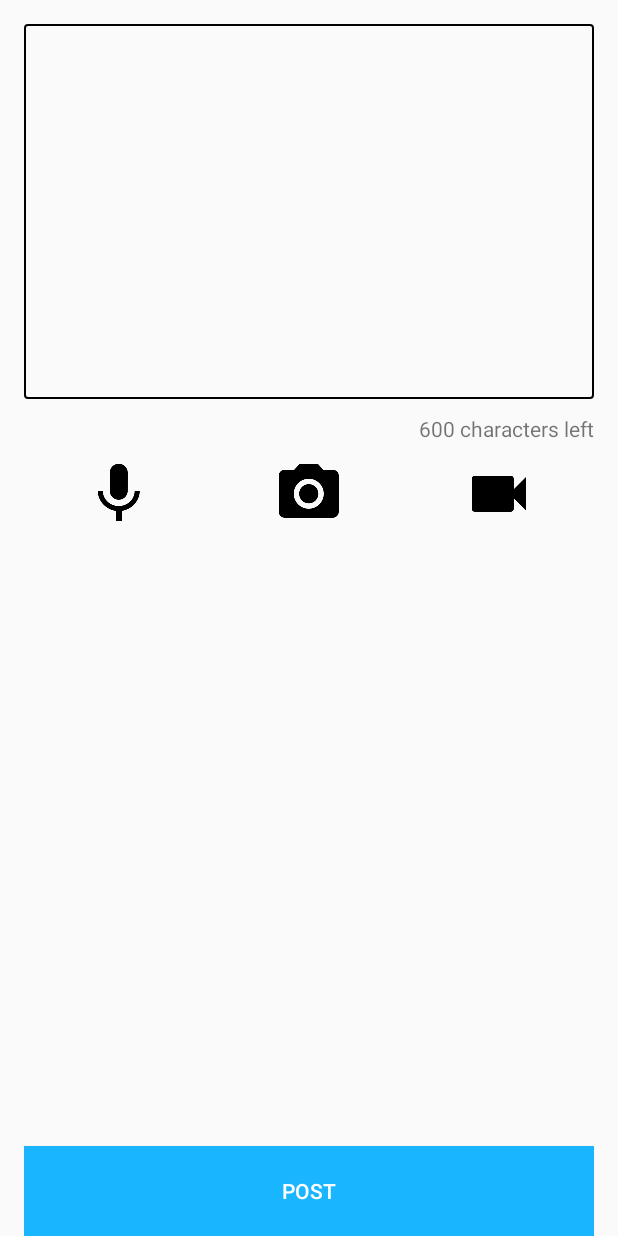
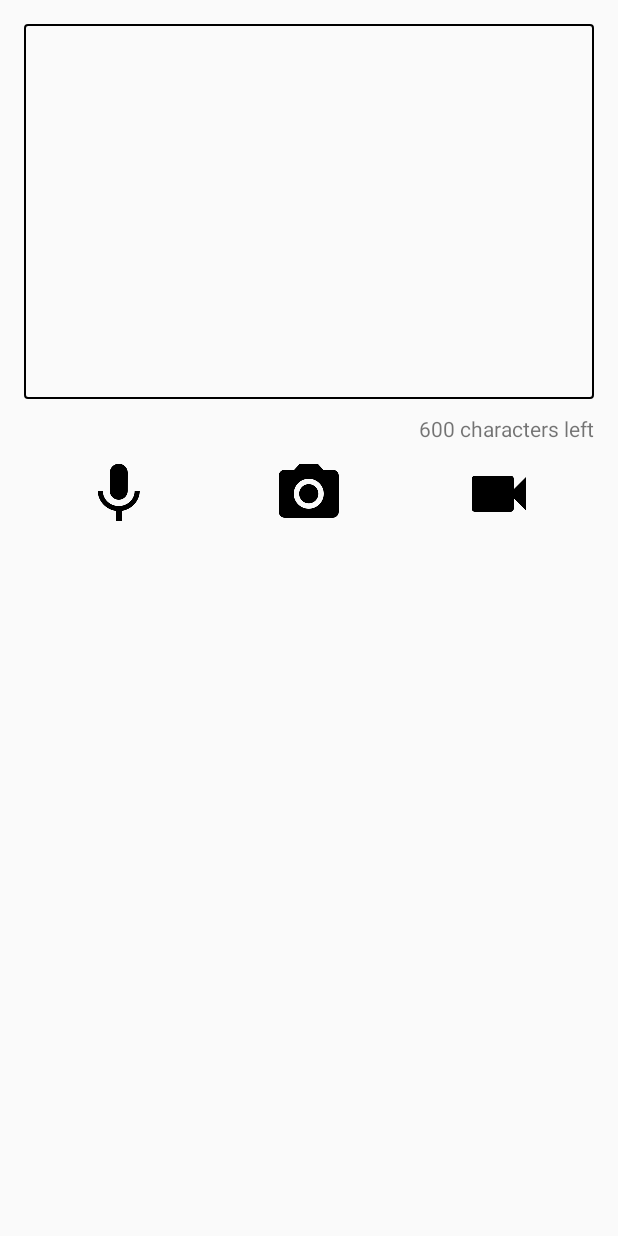
Before and after one commit to ivegner/Thoughts, an Android app: the layout activity_post.xml on its own in the app's theme, with its tools: preview values and no code run, on a phone screen of 412 x 824 dp. Run offline under Robolectric (Android 15) with nearby library versions, the phone set to English and light mode, and no system bars.

Commit message:
Delete POST button, add Send button in ActionBar

```diff
--- a/app/src/main/res/layout/activity_post.xml
+++ b/app/src/main/res/layout/activity_post.xml
@@ -11,7 +11,8 @@
     <ScrollView
         android:layout_width="fill_parent"
         android:layout_height="fill_parent"
-        android:id="@+id/scrollView">
+        android:id="@+id/scrollView"
+        android:scrollIndicators="none">
 
         <RelativeLayout
             android:layout_width="match_parent"
@@ -31,7 +32,7 @@
                 android:focusable="true"
                 android:focusableInTouchMode="true"
                 android:inputType="textMultiLine"
-                android:padding="5dp"
+                android:padding="10dp"
                 android:textAlignment="viewStart"
                 android:gravity="start" />
 
@@ -53,7 +54,7 @@
                 android:layout_below="@+id/charRemainView"
                 android:layout_centerHorizontal="true"
                 android:orientation="horizontal"
-                android:layout_marginBottom="120dp">
+                android:layout_marginBottom="60dp">
 
                 <ImageView
                     android:id="@+id/imageView"
@@ -82,16 +83,4 @@
         </RelativeLayout>
     </ScrollView>
 
-    <Button
-        android:id="@+id/button"
-        android:layout_width="match_parent"
-        android:layout_height="60dp"
-        android:background="@color/colorPrimary"
-        android:onClick="post"
-        android:text="Post"
-        android:textColor="#FFFFFF"
-        android:layout_alignBottom="@+id/scrollView"
-        android:layout_alignParentLeft="true"
-        android:layout_alignParentStart="true" />
-
 </RelativeLayout>
```
Also changed, not shown: app/src/main/java/com/codeday/thoughts/PostActivity.java (+8 -0 lines), app/src/main/res/menu/menu_post.xml (added, +9 -0 lines), 1 other file.
